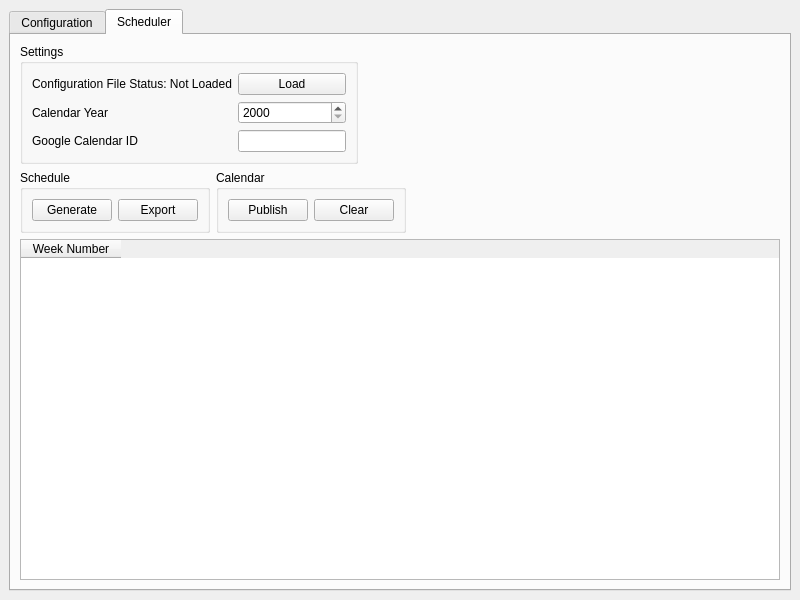
Above: src/designer/mainwindow.ui from mishra-lab/scheduler before the change. Below: the same form after it.
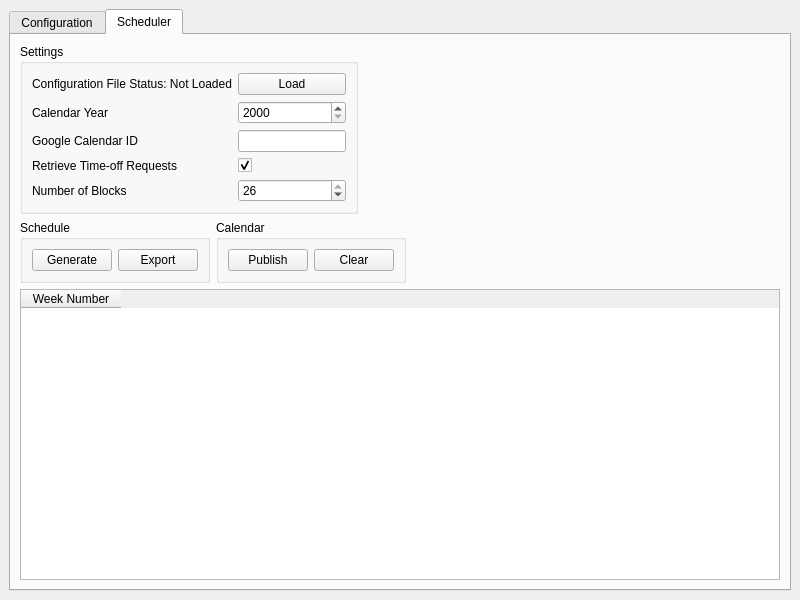
That is the form after the change.

Commit message:
Add option to retrieve timeoff requests
Also only call scheduler methods from inside generateScheduler for simpler object management

What changed in the file:
```diff
--- a/src/designer/mainwindow.ui
+++ b/src/designer/mainwindow.ui
@@ -188,6 +188,37 @@
                </property>
               </widget>
              </item>
+             <item row="3" column="0">
+              <widget class="QLabel" name="retrieveTimeOffRequestsLabel">
+               <property name="text">
+                <string>Retrieve Time-off Requests</string>
+               </property>
+              </widget>
+             </item>
+             <item row="3" column="1">
+              <widget class="QCheckBox" name="retrieveTimeOffRequestsCheckBox">
+               <property name="checked">
+                <bool>true</bool>
+               </property>
+              </widget>
+             </item>
+             <item row="4" column="0">
+              <widget class="QLabel" name="numberOfBlocksLabel">
+               <property name="text">
+                <string>Number of Blocks</string>
+               </property>
+              </widget>
+             </item>
+             <item row="4" column="1">
+              <widget class="QSpinBox" name="numberOfBlocksSpinBox">
+               <property name="maximum">
+                <number>26</number>
+               </property>
+               <property name="value">
+                <number>26</number>
+               </property>
+              </widget>
+             </item>
             </layout>
            </item>
           </layout>
```
The commit also changes 3 other files.
